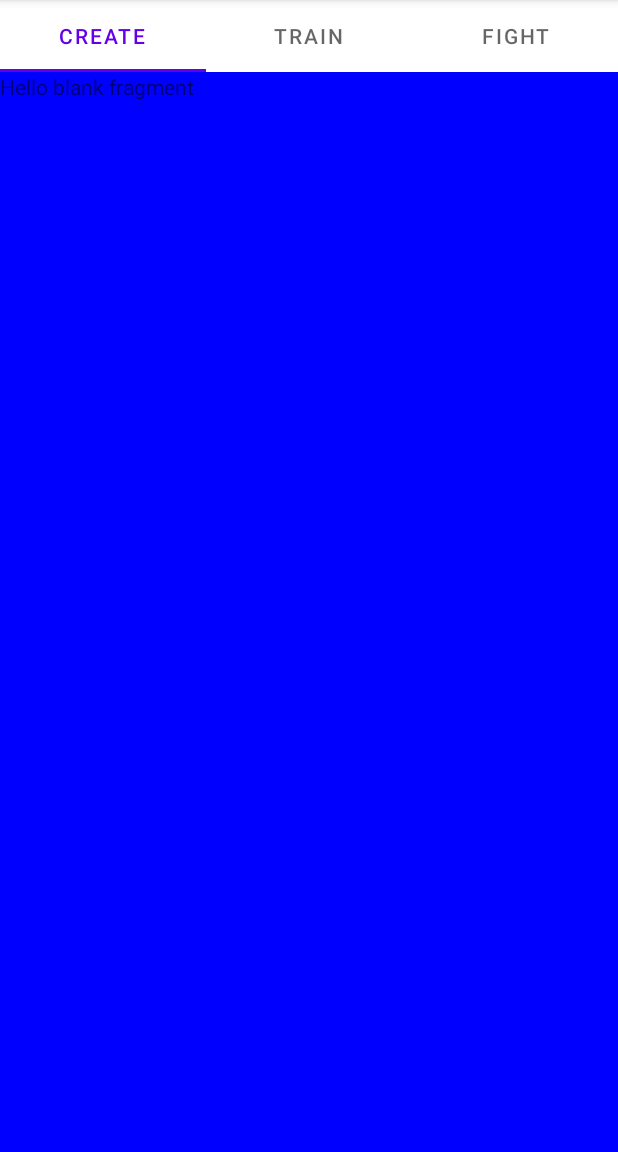
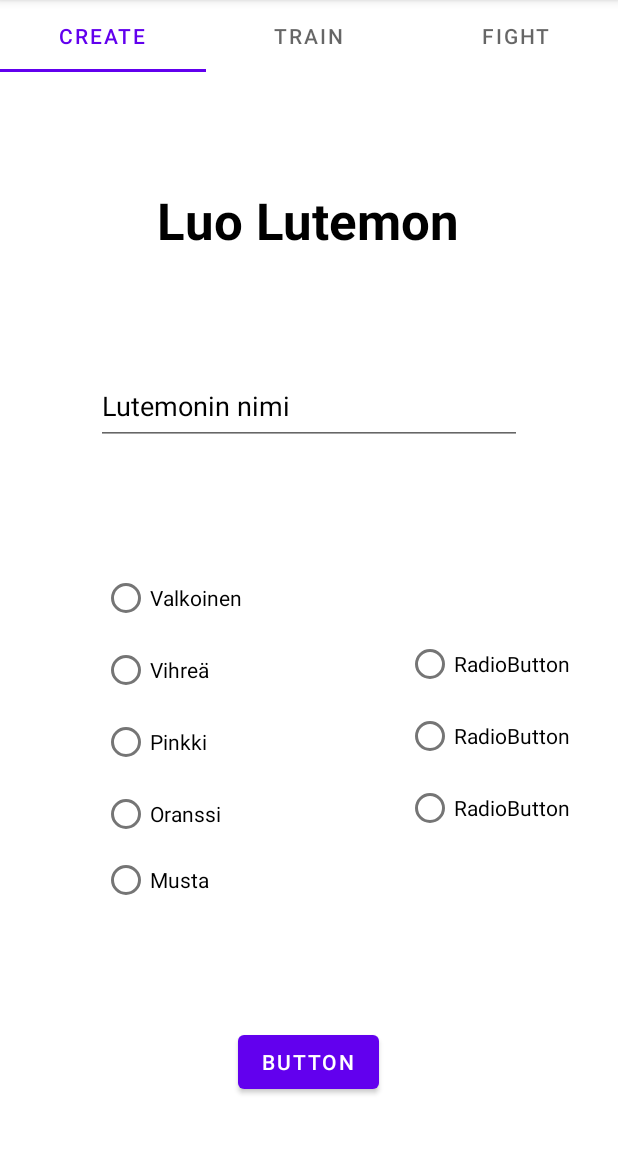
Before and after one commit to OskarSan/Lutemons, an Android app: the screen it shows after launch (MainActivity), on a phone screen of 412 x 824 dp, the part 84-1236 px from its top. Run offline under Robolectric (Android 15) with nearby library versions, the light colour scheme and no system bars.

Commit message:
Create lutemonin työstö

```diff
--- a/app/src/main/java/com/example/lutemons/fragments/CreateLutemonFragment.java
+++ b/app/src/main/java/com/example/lutemons/fragments/CreateLutemonFragment.java
@@ -10,11 +10,7 @@ import android.view.ViewGroup;
 
 import com.example.lutemons.R;
 
-/**
- * A simple {@link Fragment} subclass.
- * Use the {@link CreateLutemonFragment#newInstance} factory method to
- * create an instance of this fragment.
- */
+
 public class CreateLutemonFragment extends Fragment {
 
     // TODO: Rename parameter arguments, choose names that match
@@ -30,37 +26,18 @@ public class CreateLutemonFragment extends Fragment {
         // Required empty public constructor
     }
 
-    /**
-     * Use this factory method to create a new instance of
-     * this fragment using the provided parameters.
-     *
-     * @param param1 Parameter 1.
-     * @param param2 Parameter 2.
-     * @return A new instance of fragment FragmentA.
-     */
-    // TODO: Rename and change types and number of parameters
-    public static CreateLutemonFragment newInstance(String param1, String param2) {
-        CreateLutemonFragment fragment = new CreateLutemonFragment();
-        Bundle args = new Bundle();
-        args.putString(ARG_PARAM1, param1);
-        args.putString(ARG_PARAM2, param2);
-        fragment.setArguments(args);
-        return fragment;
-    }
-
     @Override
     public void onCreate(Bundle savedInstanceState) {
         super.onCreate(savedInstanceState);
         if (getArguments() != null) {
-            mParam1 = getArguments().getString(ARG_PARAM1);
-            mParam2 = getArguments().getString(ARG_PARAM2);
+
         }
     }
 
     @Override
     public View onCreateView(LayoutInflater inflater, ViewGroup container,
                              Bundle savedInstanceState) {
-        // Inflate the layout for this fragment
-        return inflater.inflate(R.layout.fragment_create_lutemon, container, false);
+        View view = inflater.inflate(R.layout.fragment_create_lutemon, container, false);
+        return view;
     }
 }
--- a/app/src/main/res/layout/fragment_create_lutemon.xml
+++ b/app/src/main/res/layout/fragment_create_lutemon.xml
@@ -1,15 +1,116 @@
 <?xml version="1.0" encoding="utf-8"?>
-<FrameLayout xmlns:android="http://schemas.android.com/apk/res/android"
+<androidx.constraintlayout.widget.ConstraintLayout xmlns:android="http://schemas.android.com/apk/res/android"
+    xmlns:app="http://schemas.android.com/apk/res-auto"
     xmlns:tools="http://schemas.android.com/tools"
     android:layout_width="match_parent"
     android:layout_height="match_parent"
-    tools:context=".fragments.CreateLutemonFragment"
-    android:background="#0000FF">
+    android:background="#FFFFFF"
+    tools:context=".fragments.CreateLutemonFragment">
 
-    <!-- TODO: Update blank fragment layout -->
+    <Button
+        android:id="@+id/button2"
+        android:layout_width="wrap_content"
+        android:layout_height="wrap_content"
+        android:layout_marginBottom="36dp"
+        android:text="Button"
+        app:layout_constraintBottom_toBottomOf="parent"
+        app:layout_constraintEnd_toEndOf="parent"
+        app:layout_constraintHorizontal_bias="0.498"
+        app:layout_constraintStart_toStartOf="parent" />
+
+    <EditText
+        android:id="@+id/editTextTextPersonName"
+        android:layout_width="284dp"
+        android:layout_height="51dp"
+        android:layout_marginTop="76dp"
+        android:ems="10"
+        android:hint="Lutemonin nimi"
+        android:inputType="textPersonName"
+        android:textColorHint="#000000"
+        app:layout_constraintEnd_toEndOf="parent"
+        app:layout_constraintStart_toStartOf="parent"
+        app:layout_constraintTop_toBottomOf="@+id/textView" />
+
     <TextView
-        android:layout_width="match_parent"
-        android:layout_height="match_parent"
-        android:text="@string/hello_blank_fragment" />
+        android:id="@+id/textView"
+        android:layout_width="wrap_content"
+        android:layout_height="wrap_content"
+        android:layout_marginTop="76dp"
+        android:text="Luo Lutemon"
+        android:textColor="#000000"
+        android:textSize="34sp"
+        android:textStyle="bold"
+        app:layout_constraintEnd_toEndOf="parent"
+        app:layout_constraintHorizontal_bias="0.497"
+        app:layout_constraintStart_toStartOf="parent"
+        app:layout_constraintTop_toTopOf="parent" />
 
-</FrameLayout>
+    <RadioGroup
+        android:layout_width="135dp"
+        android:layout_height="232dp"
+        app:layout_constraintBottom_toTopOf="@+id/button2"
+        app:layout_constraintEnd_toStartOf="@+id/radioGroup"
+        app:layout_constraintStart_toStartOf="parent"
+        app:layout_constraintTop_toBottomOf="@+id/editTextTextPersonName">
+
+        <RadioButton
+            android:id="@+id/rbWhite"
+            android:layout_width="match_parent"
+            android:layout_height="wrap_content"
+            android:text="Valkoinen" />
+
+        <RadioButton
+            android:id="@+id/rbGreen"
+            android:layout_width="match_parent"
+            android:layout_height="wrap_content"
+            android:text="Vihreä" />
+
+        <RadioButton
+            android:id="@+id/rbPink"
+            android:layout_width="match_parent"
+            android:layout_height="wrap_content"
+            android:text="Pinkki" />
+
+        <RadioButton
+            android:id="@+id/rbOrange"
+            android:layout_width="match_parent"
+            android:layout_height="wrap_content"
+            android:text="Oranssi" />
+
+        <RadioButton
+            android:id="@+id/rbBlack"
+            android:layout_width="match_parent"
+            android:layout_height="wrap_content"
+            android:text="Musta" />
+
+    </RadioGroup>
+
+    <RadioGroup
+        android:id="@+id/radioGroup"
+        android:layout_width="wrap_content"
+        android:layout_height="wrap_content"
+        android:layout_marginEnd="32dp"
+        app:layout_constraintBottom_toTopOf="@+id/button2"
+        app:layout_constraintEnd_toEndOf="parent"
+        app:layout_constraintTop_toBottomOf="@+id/editTextTextPersonName">
+
+        <RadioButton
+            android:id="@+id/rbTank"
+            android:layout_width="match_parent"
+            android:layout_height="wrap_content"
+            android:text="RadioButton" />
+
+        <RadioButton
+            android:id="@+id/rbWarrior"
+            android:layout_width="match_parent"
+            android:layout_height="wrap_content"
+            android:text="RadioButton" />
+
+        <RadioButton
+            android:id="@+id/rbMonk"
+            android:layout_width="match_parent"
+            android:layout_height="wrap_content"
+            android:text="RadioButton" />
+    </RadioGroup>
+
+</androidx.constraintlayout.widget.ConstraintLayout>
```
